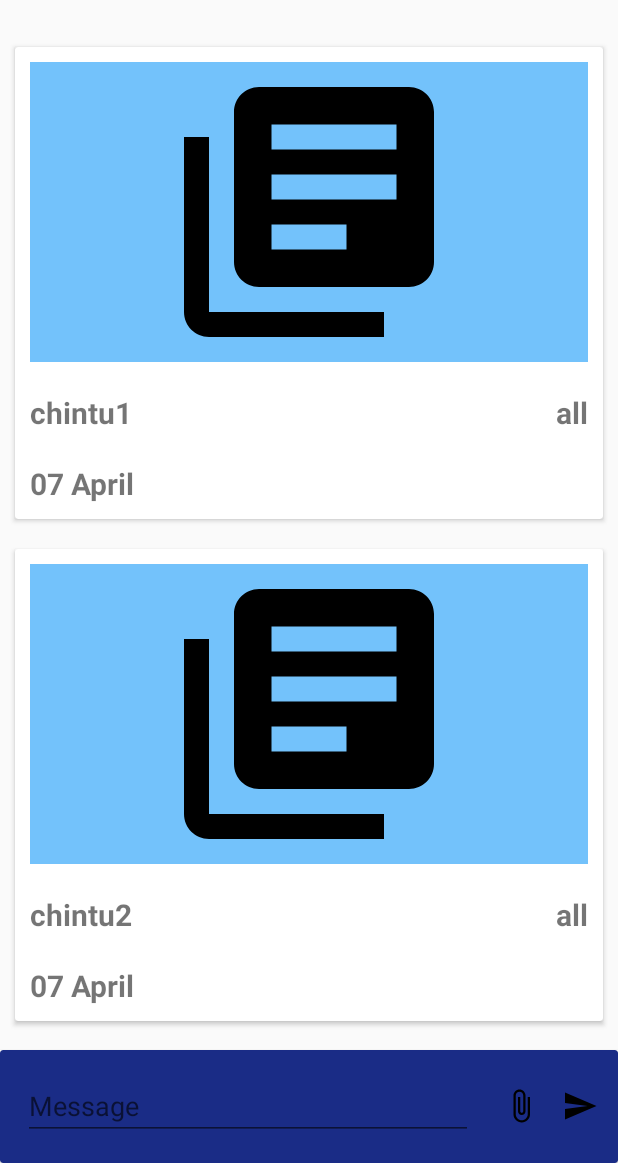
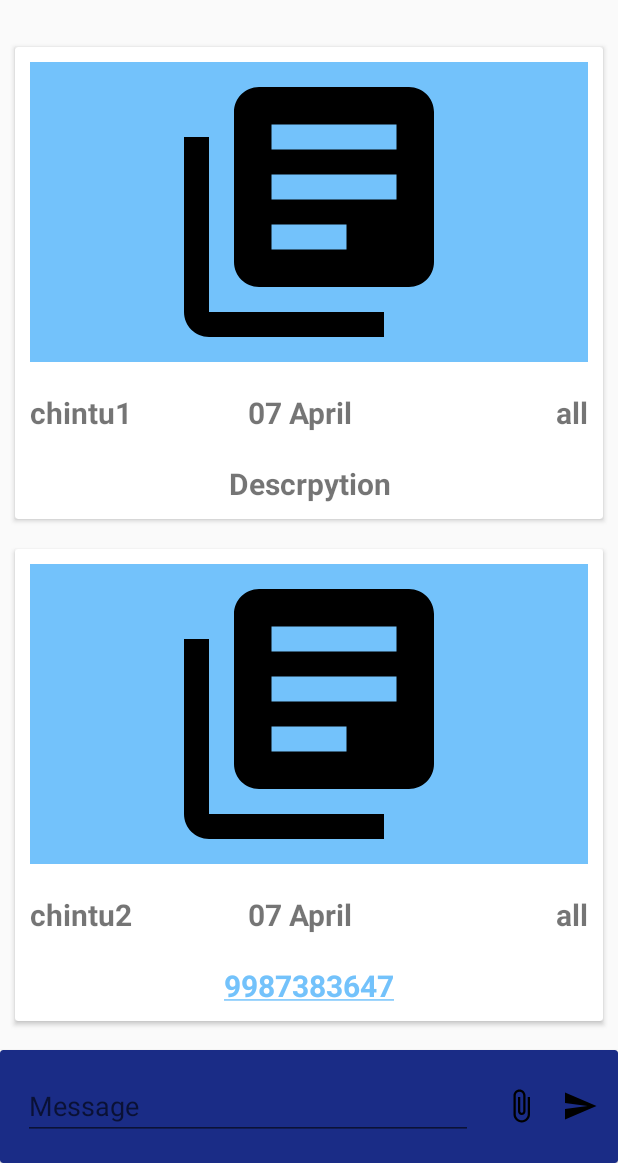
Before and after one commit to 3dwag98/Dashboard, an Android app: the Forum screen opened directly, with no data from a screen before it, on a phone screen of 412 x 824 dp, the part 73-1236 px from its top. Run offline under Robolectric (Android 15) with nearby library versions, the phone set to English and light mode, and no system bars.

Commit message:
Forum layout added

```diff
--- a/app/src/main/java/com/example/admin/noticeapp2/Forum.java
+++ b/app/src/main/java/com/example/admin/noticeapp2/Forum.java
@@ -40,7 +40,6 @@ public class Forum extends AppCompatActivity {
         super.onCreate(savedInstanceState);
         setContentView(R.layout.activity_forum);
 
-
         toolbar =  findViewById(R.id.toolbar);
         setSupportActionBar(toolbar);
 
@@ -53,10 +52,10 @@ public class Forum extends AppCompatActivity {
         rc.setLayoutManager(linearLayoutManager);
         rc.setHasFixedSize(true);
         list = new ArrayList<Model>();
-        list.add(new Model("chintu1","all", Calendar.getInstance().getTime()));
-        list.add(new Model("chintu2","all", Calendar.getInstance().getTime()));
-        list.add(new Model("chintu3","all", Calendar.getInstance().getTime()));
-        list.add(new Model("chintu4","all", Calendar.getInstance().getTime()));
+        list.add(new Model("chintu1","all", Calendar.getInstance().getTime(),"Descrpytion"));
+        list.add(new Model("chintu2","all", Calendar.getInstance().getTime(),"9987383647"));
+        list.add(new Model("chintu3","all", Calendar.getInstance().getTime(),"gawdechint98@gmail.com"));
+        list.add(new Model("chintu4","all", Calendar.getInstance().getTime(),"www.google.com"));
         ad  = new ForumAdapter(getApplicationContext(),list);
         rc.setAdapter(ad);
     }
--- a/app/src/main/java/com/example/admin/noticeapp2/ForumAdapter.java
+++ b/app/src/main/java/com/example/admin/noticeapp2/ForumAdapter.java
@@ -42,6 +42,7 @@ public class ForumAdapter extends RecyclerView.Adapter<ForumAdapter.ViewHolder>
         final Date time = item.getDate();
         final String time1 = new SimpleDateFormat("dd MMMM").format(time);
         viewHolder.date.setText(time1);
+        viewHolder.descp.setText(item.getDescrp());
         if(false){
             //change Image
         }
@@ -60,7 +61,7 @@ public class ForumAdapter extends RecyclerView.Adapter<ForumAdapter.ViewHolder>
     public class ViewHolder extends RecyclerView.ViewHolder {
 
         public CardView root ;
-        public TextView from,tag,date;
+        public TextView from,tag,date,descp;
         public ImageView img;
 
         public ViewHolder(@NonNull View itemView) {
@@ -70,6 +71,7 @@ public class ForumAdapter extends RecyclerView.Adapter<ForumAdapter.ViewHolder>
             tag = itemView.findViewById(R.id.tag);
             img = itemView.findViewById(R.id.img);
             date  = itemView.findViewById(R.id.date);
+            descp = itemView.findViewById(R.id.content);
         }
     }
 }
--- a/app/src/main/java/com/example/admin/noticeapp2/Model.java
+++ b/app/src/main/java/com/example/admin/noticeapp2/Model.java
@@ -3,7 +3,17 @@ package com.example.admin.noticeapp2;
 import java.util.Date;
 
 public class Model {
-    String from,tag;
+    String from;
+    String tag;
+
+    public Model(String from, String tag, Date date, String descrp) {
+        this.from = from;
+        this.tag = tag;
+        this.descrp = descrp;
+        this.date = date;
+    }
+
+    String descrp;
     Date date;
 
     public Model() {
@@ -32,6 +42,14 @@ public class Model {
         return tag;
     }
 
+    public String getDescrp() {
+        return descrp;
+    }
+
+    public void setDescrp(String descrp) {
+        this.descrp = descrp;
+    }
+
     public void setTag(String tag) {
         this.tag = tag;
     }
--- a/app/src/main/res/layout/forum_card.xml
+++ b/app/src/main/res/layout/forum_card.xml
@@ -35,7 +35,17 @@
                 android:textSize="20sp"
                 android:textStyle="bold"
                 android:layout_weight="1"
+
                 />
+            <TextView
+                android:id="@+id/date"
+                android:layout_width="wrap_content"
+                android:layout_height="wrap_content"
+                android:layout_margin="10dp"
+                android:text="#date"
+                android:textSize="20sp"
+                android:layout_weight="1"
+                android:textStyle="bold" />
             <TextView
                 android:layout_width="wrap_content"
                 android:layout_height="wrap_content"
@@ -48,15 +58,24 @@
                 android:layout_weight="1"
                 android:gravity="end" />
         </LinearLayout>
+            <LinearLayout
+                android:layout_width="match_parent"
+                android:layout_height="wrap_content">
+
             <TextView
-                android:id="@+id/date"
                 android:layout_width="wrap_content"
                 android:layout_height="wrap_content"
-                android:layout_gravity="left |bottom"
                 android:layout_margin="10dp"
-                android:text="#date"
+                android:id="@+id/content"
+                android:text="#descrp"
                 android:textSize="20sp"
-                android:textStyle="bold" />
+                android:textStyle="bold"
+                android:textAlignment="center"
+                android:layout_weight="1"
+                android:gravity="end"
+                android:autoLink="all"
+                />
+            </LinearLayout>
         </LinearLayout>
     </android.support.v7.widget.CardView>
 
```
